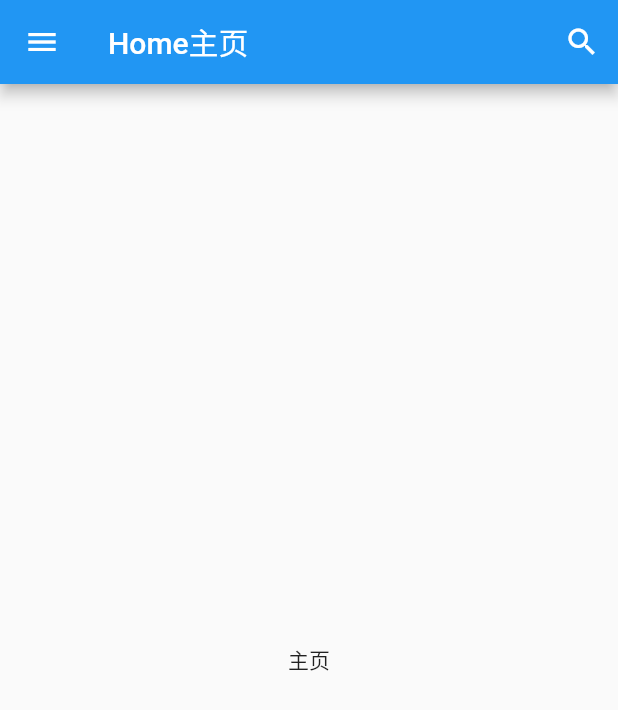
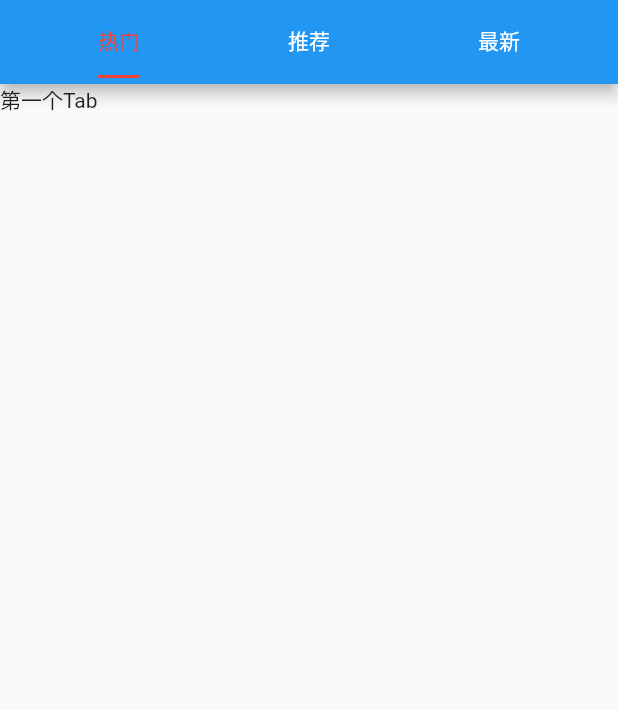
Before and after one commit to pjqdyd/Flutter-demo, a Flutter app: the screen it shows after launch, on a phone screen of 412 x 824 dp. Shown: the top 710 px of the screen. Run offline on Flutter 3.47's test engine with Material 2 defaults, Android fonts, the phone set to English and light mode, and no system bars.

Commit message:
顶部TapBar选项卡

```diff
--- a/lib/pages/Home.dart
+++ b/lib/pages/Home.dart
@@ -10,31 +10,57 @@ class HomePage extends StatefulWidget {
 class _HomePageState extends State<HomePage> {
   @override
   Widget build(BuildContext context) {
-    return Scaffold(
-      appBar: AppBar(
-        title: Text("Home主页"),
+    // return DefaultTabController( //顶部选项卡
+    //   length: 2,      //顶部切换的数量
+    //   child: Scaffold(
+    //     appBar: AppBar(
+    //       title: Text("Home主页"),
+    //       bottom: TabBar(  //放在title:上,选项卡在顶部就会替换标题
+    //         tabs: <Widget>[
+    //           Tab(text: "热门"),
+    //           Tab(text: "推荐")
+    //         ],
+    //       ),
+    //     ),
+    //     body: TabBarView(  //对应上面的TabBar
+    //       children: <Widget>[
+    //         Text("第一个Tab"),
+    //         Text("第二个Tab"),
+    //       ],
+    //     )
+    //   ),
+    // );
 
-        //centerTitle: true,
-
-        //backgroundColor: Colors.green,
-
-        //leading: Icon(Icons.menu),  //左侧普通图标
-
-        leading: IconButton(  //左侧按钮图标
-          icon: Icon(Icons.menu),
-          onPressed: () {},
+    return DefaultTabController(
+      length: 3, //顶部切换的数量
+      child: Scaffold(
+        appBar: AppBar(
+          title: Row(  //顶部选项卡, 放在顶部
+            children: <Widget>[
+              Expanded(
+                child: TabBar(
+                  indicatorColor: Colors.red, //底部指示器颜色
+                  indicatorSize: TabBarIndicatorSize.label, //指示器宽度(与lable等长)
+                  labelColor: Colors.red,     //选项颜色
+                  unselectedLabelColor: Colors.white, //未选中颜色
+                  tabs: <Widget>[
+                    Tab(text: "热门"),
+                    Tab(text: "推荐"),
+                    Tab(text: "最新"),
+                  ],
+                ),
+              )
+            ],
+          ),
         ),
-
-        actions: <Widget>[ //右侧图标组
-          IconButton(
-            icon: Icon(Icons.search),
-            onPressed: () {},
-          ),
-        ],
-      ),
-
-      body: Center(
-        child: Text("主页"),
+        body: TabBarView(
+          //对应上面的TabBar
+          children: <Widget>[
+            Text("第一个Tab"),
+            Text("第二个Tab"),
+            Text("第三个Tab"),
+          ],
+        ),
       ),
     );
   }
```
